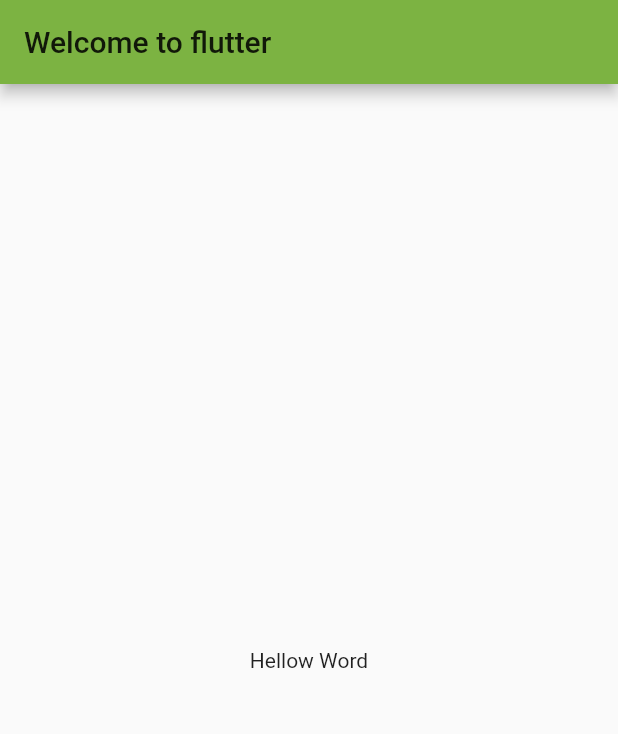
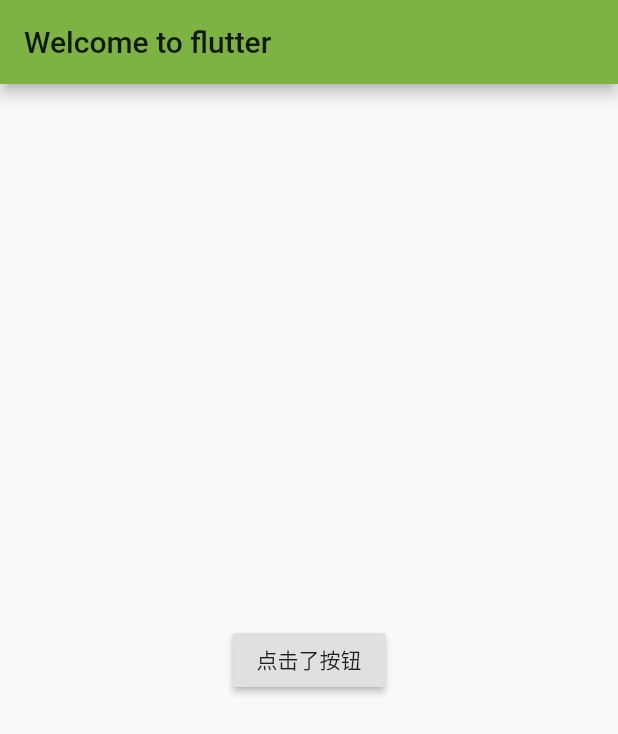
Before and after one commit to wangjing71/flutter_app, a Flutter app: the screen it shows after launch, on a phone screen of 412 x 824 dp. Shown: the top 734 px of the screen. Run offline on Flutter 3.47's test engine with Material 2 defaults, Android fonts, the phone set to English and light mode, and no system bars.

```diff
--- a/lib/main.dart
+++ b/lib/main.dart
@@ -20,7 +20,12 @@ class MyApp extends StatelessWidget {
           title: Text('Welcome to flutter'),
         ),
         body: Center(
-          child: Text('Hellow Word'),
+          child: new RaisedButton(
+            onPressed: (){
+
+            },
+            child: new Text('点击了按钮'),
+          )
         ),
       ),
     );
```
